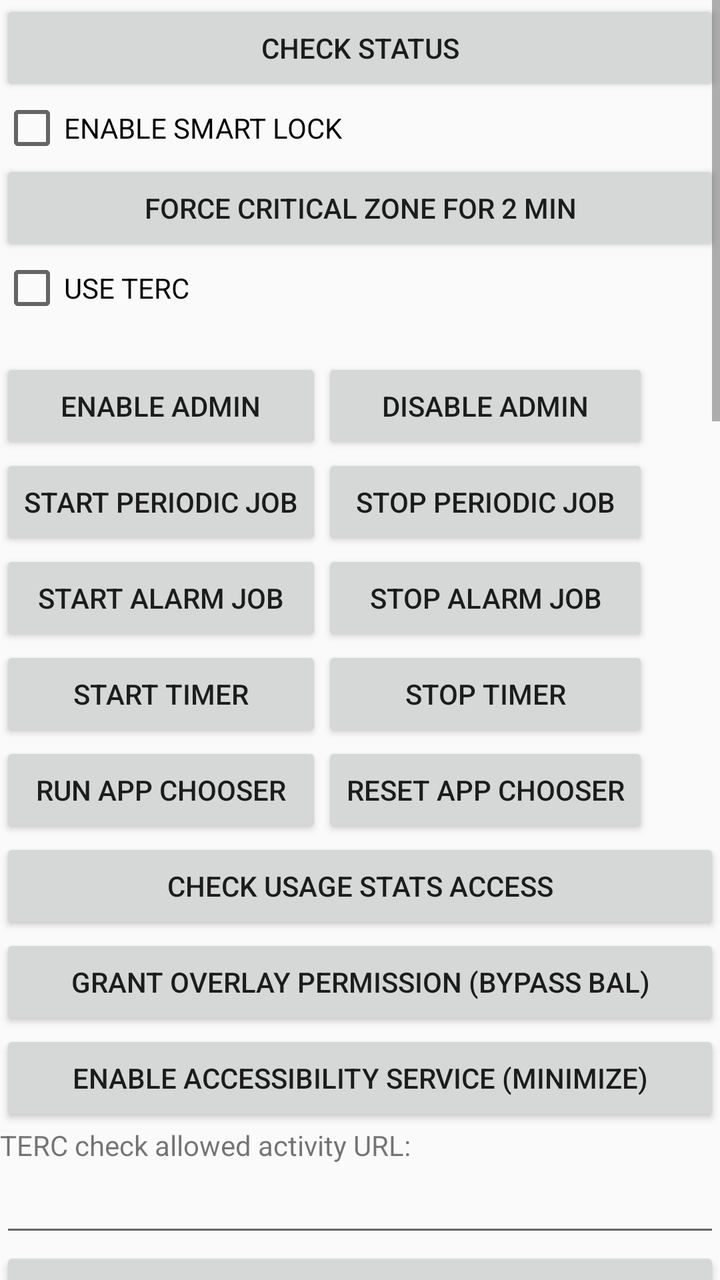
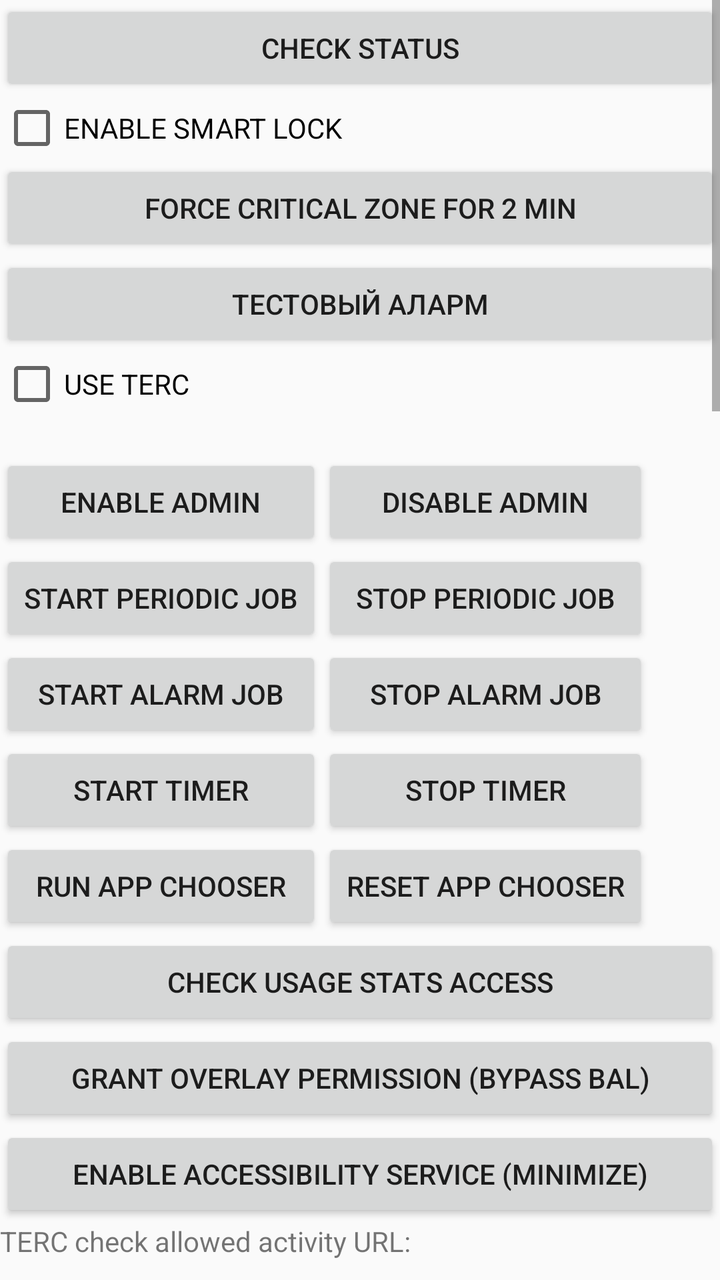

Before-and-after screenshots of an Android layout around one commit, followed by the original layout XML and the change that was made.
<!-- AndroidManifest.xml: application theme AppTheme -->
<!-- res/layout/activity_control.xml -->
<?xml version="1.0" encoding="utf-8"?>
<androidx.constraintlayout.widget.ConstraintLayout xmlns:android="http://schemas.android.com/apk/res/android"
    xmlns:app="http://schemas.android.com/apk/res-auto"
    xmlns:tools="http://schemas.android.com/tools"
    android:layout_width="match_parent"
    android:layout_height="match_parent"
    tools:context=".ControlActivity">

    <ScrollView
        android:id="@+id/mainActivityContainer"
        android:layout_width="match_parent"
        android:layout_height="match_parent"
        android:visibility="visible">

        <LinearLayout
            android:layout_width="match_parent"
            android:layout_height="wrap_content"
            android:orientation="vertical">

            <Button
                android:id="@+id/checkStatusButton"
                android:layout_width="match_parent"
                android:layout_height="wrap_content"
                android:focusable="true"
                android:focusableInTouchMode="true"
                android:text="check status" />

            <CheckBox
                android:id="@+id/smartLockCheck"
                android:layout_width="match_parent"
                android:layout_height="wrap_content"
                android:text="ENABLE SMART LOCK" />

            <Button
                android:id="@+id/forceCriticalButton"
                android:layout_width="match_parent"
                android:layout_height="wrap_content"
                android:text="Force critical zone for 2 min" />

            <CheckBox
                android:id="@+id/tercCheck"
                android:layout_width="wrap_content"
                android:layout_height="wrap_content"
                android:text="USE TERC" />

            <TextView
                android:id="@+id/checkStatusLabel"
                android:layout_width="match_parent"
                android:layout_height="wrap_content" />

            <TableLayout
                android:layout_width="match_parent"
                android:layout_height="match_parent">

                <TableRow
                    android:layout_width="match_parent"
                    android:layout_height="match_parent">

                    <Button
                        android:id="@+id/enableAdminButton"
                        android:layout_width="match_parent"
                        android:layout_height="wrap_content"
                        android:text="Enable Admin" />

                    <Button
                        android:id="@+id/disableAdminButton"
                        android:layout_width="match_parent"
                        android:layout_height="wrap_content"
                        android:text="Disable admin" />
                </TableRow>

                <TableRow
                    android:layout_width="match_parent"
                    android:layout_height="match_parent">

                    <Button
                        android:id="@+id/startCronjobButton"
                        android:layout_width="match_parent"
                        android:layout_height="wrap_content"
                        android:text="Start periodic job" />

                    <Button
                        android:id="@+id/stopCronjobButton"
                        android:layout_width="match_parent"
                        android:layout_height="wrap_content"
                        android:text="stop periodic job" />
                </TableRow>

                <TableRow
                    android:layout_width="match_parent"
                    android:layout_height="match_parent">

                    <Button
                        android:id="@+id/startAlarmButton"
                        android:layout_width="match_parent"
                        android:layout_height="wrap_content"
                        android:text="start alarm job" />

                    <Button
                        android:id="@+id/stopAlarmButton"
                        android:layout_width="match_parent"
                        android:layout_height="wrap_content"
                        android:text="stop alarm job" />
                </TableRow>

                <TableRow
                    android:layout_width="match_parent"
                    android:layout_height="match_parent">

                    <Button
                        android:id="@+id/startTimerButton"
                        android:layout_width="match_parent"
                        android:layout_height="wrap_content"
                        android:text="Start timer" />

                    <Button
                        android:id="@+id/stopTimerButton"
                        android:layout_width="match_parent"
                        android:layout_height="wrap_content"
                        android:text="STOP TIMER" />
                </TableRow>

                <TableRow
                    android:layout_width="match_parent"
                    android:layout_height="match_parent">

                </TableRow>

                <TableRow
                    android:layout_width="match_parent"
                    android:layout_height="match_parent">

                    <Button
                        android:id="@+id/setAsHomeLauncherButton"
                        android:layout_width="match_parent"
                        android:layout_height="wrap_content"
                        android:text="Run App chooser" />

                    <Button
                        android:id="@+id/resetAppChooserButton"
                        android:layout_width="wrap_content"
                        android:layout_height="wrap_content"
                        android:text="RESET APP CHOOSER" />
                </TableRow>

            </TableLayout>

            <Button
                android:id="@+id/usageStatsAccessButton"
                android:layout_width="match_parent"
                android:layout_height="wrap_content"
                android:text="Check usage stats access" />

            <Button
                android:id="@+id/overlayPermissionButton"
                android:layout_width="match_parent"
                android:layout_height="wrap_content"
                android:text="Grant overlay permission (bypass BAL)" />

            <Button
                android:id="@+id/accessibilityServiceButton"
                android:layout_width="match_parent"
                android:layout_height="wrap_content"
                android:text="Enable accessibility service (minimize)" />

            <LinearLayout
                android:layout_width="match_parent"
                android:layout_height="wrap_content"
                android:orientation="vertical">

                <TextView
                    android:layout_width="wrap_content"
                    android:layout_height="wrap_content"
                    android:text="TERC check allowed activity URL:" />

                <EditText
                    android:id="@+id/editTercActivityURL"
                    android:layout_width="match_parent"
                    android:layout_height="wrap_content" />

                <Button
                    android:id="@+id/debugRequestActivityURL"
                    android:layout_width="match_parent"
                    android:layout_height="wrap_content"
                    android:text="Request URL" />

            </LinearLayout>

            <TextView
                android:layout_width="match_parent"
                android:layout_height="wrap_content"
                android:text="Timezone: MSC" />

            <TableLayout
                android:layout_width="match_parent"
                android:layout_height="match_parent">

                <TableRow
                    android:layout_width="match_parent"
                    android:layout_height="match_parent">

                    <TextView
                        android:id="@+id/textView3"
                        android:layout_width="wrap_content"
                        android:layout_height="wrap_content"
                        android:text="Safe Time" />

                    <EditText
                        android:id="@+id/editSafeTime"
                        android:layout_width="wrap_content"
                        android:layout_height="wrap_content"
                        android:ems="10"
                        android:inputType="textPersonName" />
                </TableRow>

                <TableRow
                    android:layout_width="match_parent"
                    android:layout_height="match_parent">

                    <TextView
                        android:id="@+id/textView"
                        android:layout_width="wrap_content"
                        android:layout_height="wrap_content"
                        android:text="Danger Time" />

                    <EditText
                        android:id="@+id/editDangerTime"
                        android:layout_width="wrap_content"
                        android:layout_height="wrap_content"
                        android:ems="10"
                        android:inputType="textPersonName" />
                </TableRow>

                <TableRow
                    android:layout_width="match_parent"
                    android:layout_height="match_parent">

                    <TextView
                        android:id="@+id/textView2"
                        android:layout_width="wrap_content"
                        android:layout_height="wrap_content"
                        android:text="Critical Time" />

                    <EditText
                        android:id="@+id/editCriticalTime"
                        android:layout_width="wrap_content"
                        android:layout_height="wrap_content"
                        android:ems="10"
                        android:inputType="textPersonName" />
                </TableRow>

                <TableRow
                    android:layout_width="match_parent"
                    android:layout_height="match_parent">

                    <Button
                        android:id="@+id/saveSettingsButton"
                        android:layout_width="wrap_content"
                        android:layout_height="wrap_content"
                        android:text="SAVE" />

                    <Button
                        android:id="@+id/loadSettingsButton"
                        android:layout_width="wrap_content"
                        android:layout_height="wrap_content"
                        android:text="LOAD" />
                </TableRow>

            </TableLayout>

            <Button
                android:id="@+id/showLogFilePathButton"
                android:layout_width="match_parent"
                android:layout_height="wrap_content"
                android:text="Show Log File Path" />

            <Button
                android:id="@+id/homeButton"
                android:layout_width="match_parent"
                android:layout_height="wrap_content"
                android:text="HOME" />

            <Button
                android:id="@+id/lockFromServiceButton"
                android:layout_width="match_parent"
                android:layout_height="wrap_content"
                android:text="LOCK FROM SERVICE" />

            <Button
                android:id="@+id/showRunningProcessesButton"
                android:layout_width="match_parent"
                android:layout_height="wrap_content"
                android:text="Show running processes" />

            <TextView
                android:id="@+id/processListView"
                android:layout_width="match_parent"
                android:layout_height="wrap_content" />

            <Button
                android:id="@+id/showPkgsButton"
                android:layout_width="match_parent"
                android:layout_height="wrap_content"
                android:text="show packages" />

            <TextView
                android:id="@+id/showPkgsView"
                android:layout_width="match_parent"
                android:layout_height="wrap_content" />

            <LinearLayout
                android:layout_width="match_parent"
                android:layout_height="wrap_content"
                android:orientation="vertical">

                <TextView
                    android:id="@+id/textView4"
                    android:layout_width="match_parent"
                    android:layout_height="wrap_content"
                    android:text="Danger zone black list:" />

                <EditText
                    android:id="@+id/editKillProcessList"
                    android:layout_width="match_parent"
                    android:layout_height="wrap_content"
                    android:height="400px"
                    android:background="#E4BCBC"
                    android:ems="10"
                    android:gravity="start|top"
                    android:inputType="textMultiLine" />

                <Button
                    android:id="@+id/editDangerzoneBlacklist"
                    android:layout_width="match_parent"
                    android:layout_height="wrap_content"
                    android:text="Edit danger zone black list" />
            </LinearLayout>


            <LinearLayout
                android:layout_width="match_parent"
                android:layout_height="wrap_content"
                android:orientation="vertical">

                <TextView
                    android:id="@+id/textView5"
                    android:layout_width="match_parent"
                    android:layout_height="wrap_content"
                    android:text="Critical zone white list:" />

                <EditText
                    android:id="@+id/editWhiteList"
                    android:layout_width="match_parent"
                    android:layout_height="wrap_content"
                    android:ems="10"
                    android:gravity="start|top"
                    android:inputType="textMultiLine" />


                <Button
                    android:id="@+id/editCriticalTimeWhitelist"
                    android:layout_width="match_parent"
                    android:layout_height="wrap_content"
                    android:text="Edit critical time while list" />

            </LinearLayout>

            <TableLayout
                android:layout_width="match_parent"
                android:layout_height="match_parent">

                <TableRow
                    android:layout_width="match_parent"
                    android:layout_height="match_parent">

                    <Button
                        android:id="@+id/saveKillProcessListButton"
                        android:layout_width="match_parent"
                        android:layout_height="wrap_content"
                        android:text="save process list " />

                    <Button
                        android:id="@+id/loadKillProcessList"
                        android:layout_width="match_parent"
                        android:layout_height="wrap_content"
                        android:text="load process list" />
                </TableRow>

            </TableLayout>

            <Button
                android:id="@+id/killProcessListButton"
                android:layout_width="match_parent"
                android:layout_height="wrap_content"
                android:text="kill processes" />

            <Button
                android:id="@+id/launchAppButton"
                android:layout_width="match_parent"
                android:layout_height="wrap_content"
                android:text="launch" />

            <EditText
                android:id="@+id/launchAppEdit"
                android:layout_width="match_parent"
                android:layout_height="wrap_content"
                android:ems="10"
                android:inputType="textPersonName"
                android:text="com.google.android.apps.nexuslauncher" />

            <RadioGroup
                android:id="@+id/homeLaunchersGroup"
                android:layout_width="match_parent"
                android:layout_height="match_parent">

            </RadioGroup>

            <Button
                android:id="@+id/showHomeLaunchersButton"
                android:layout_width="match_parent"
                android:layout_height="wrap_content"
                android:text="show home launchers" />

            <Button
                android:id="@+id/anotherHomeButton"
                android:layout_width="match_parent"
                android:layout_height="wrap_content"
                android:text="ANOTHER HOME" />

            <LinearLayout
                android:layout_width="match_parent"
                android:layout_height="wrap_content"
                android:orientation="vertical">


                <CheckBox
                    android:id="@+id/disablePassword"
                    android:layout_width="match_parent"
                    android:layout_height="wrap_content"
                    android:text="Disable password period" />

                <LinearLayout
                    android:layout_width="match_parent"
                    android:layout_height="wrap_content"
                    android:orientation="horizontal">

                    <EditText
                        android:id="@+id/disablePasswordStart"
                        android:layout_width="wrap_content"
                        android:layout_height="wrap_content"/>

                    <EditText
                        android:id="@+id/disablePasswordEnd"
                        android:layout_width="wrap_content"
                        android:layout_height="wrap_content" />

                </LinearLayout>

                <Button
                    android:id="@+id/disablePasswordSaveButton"
                    android:layout_width="match_parent"
                    android:layout_height="wrap_content"
                    android:text="SAVE DISABLED PERIODS" />

                <LinearLayout
                    android:layout_width="match_parent"
                    android:layout_height="wrap_content"
                    android:orientation="vertical"
                    >

                    <TextView
                        android:layout_width="match_parent"
                        android:layout_height="wrap_content"
                        android:text="Failsafe password:" />

                    <EditText
                        android:id="@+id/failsafePasswordEdit"
                        android:layout_width="match_parent"
                        android:layout_height="wrap_content"
                        android:background="#E4BCBC"
                        android:ems="10"
                        android:gravity="start|top" />

                    <Button
                        android:id="@+id/failsafePasswordButton"
                        android:layout_width="match_parent"
                        android:layout_height="wrap_content"
                        android:text="Save new failsafe password" />
                </LinearLayout>
            </LinearLayout>
        </LinearLayout>


    </ScrollView>

</androidx.constraintlayout.widget.ConstraintLayout>
<!-- resources referenced by this layout -->
<resources>
  <style name="AppTheme" parent="Theme.AppCompat.Light.DarkActionBar">
          
          <item name="colorPrimary">@color/colorPrimary</item>
          <item name="colorPrimaryDark">@color/colorPrimaryDark</item>
          <item name="colorAccent">@color/colorAccent</item>
          <item name="android:windowAnimationStyle">@null</item>
          <item name="windowActionBar">false</item>
          <item name="windowNoTitle">true</item>
      </style>
  <color name="colorPrimary">#6200EE</color>
  <color name="colorPrimaryDark">#3700B3</color>
  <color name="colorAccent">#03DAC5</color>
</resources>

<!-- the commit's change to res/layout/activity_control.xml (unified diff, before → after) -->
@@ -37,6 +37,12 @@
                 android:layout_height="wrap_content"
                 android:text="Force critical zone for 2 min" />
 
+            <Button
+                android:id="@+id/testAlarmButton"
+                android:layout_width="match_parent"
+                android:layout_height="wrap_content"
+                android:text="Тестовый Аларм" />
+
             <CheckBox
                 android:id="@+id/tercCheck"
                 android:layout_width="wrap_content"
